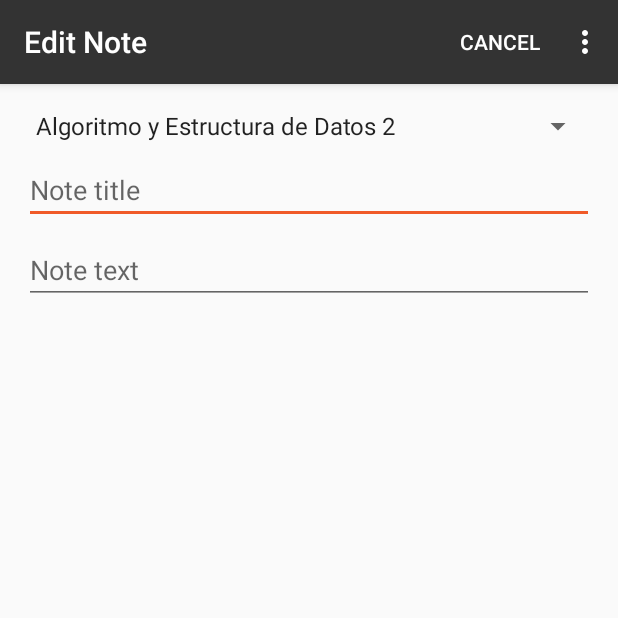
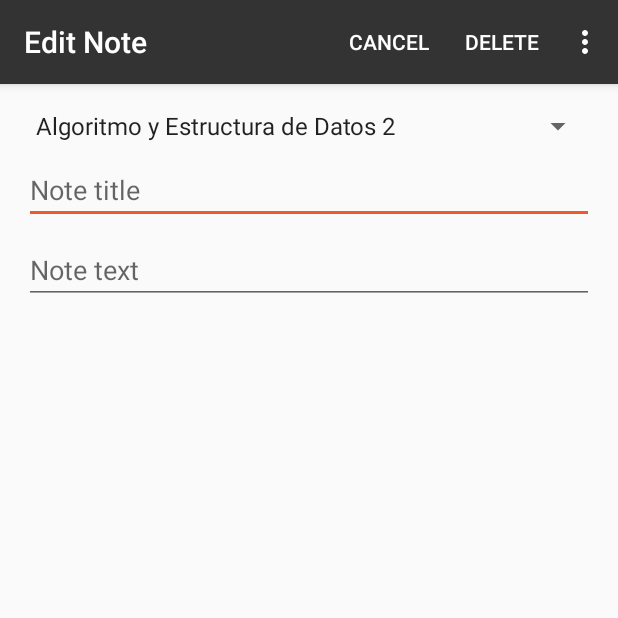
Before and after one commit to juancp92/NoteTaker, an Android app: the NoteActivity screen opened directly, with no data from a screen before it, on a phone screen of 412 x 824 dp, the top half of it. Run offline under Robolectric (Android 15) with nearby library versions, the phone set to English and light mode, and no system bars.

Commit message:
Added delete

```diff
--- a/app/src/main/java/e/juanplaza/notetaker/NoteActivity.java
+++ b/app/src/main/java/e/juanplaza/notetaker/NoteActivity.java
@@ -33,7 +33,6 @@ public class NoteActivity extends AppCompatActivity
     private Spinner mSpinnerCourses;
     private EditText mTextNoteTitle;
     private EditText mTextNoteText;
-    private int mNotePosition;
     private boolean mIsCanceling;
     private String mOriginalNoteCourseId;
     private String mOriginalNoteTitle;
@@ -258,6 +257,9 @@ public class NoteActivity extends AppCompatActivity
         }else if (id == R.id.action_cancel) {
             mIsCanceling = true;
             finish();
+        }else if (id == R.id.action_delete){
+            deleteNoteFromDatabase();
+            finish();
         }
 
         return super.onOptionsItemSelected(item);
--- a/app/src/main/res/menu/menu_note.xml
+++ b/app/src/main/res/menu/menu_note.xml
@@ -8,6 +8,11 @@
         android:title="Cancel"
         app:showAsAction="ifRoom" />
     <item
+        android:id="@+id/action_delete"
+        android:orderInCategory="100"
+        android:title="DELETE"
+        app:showAsAction="ifRoom" />
+    <item
         android:id="@+id/action_send_mail"
         android:orderInCategory="102"
         android:title="Send as email" />
```
